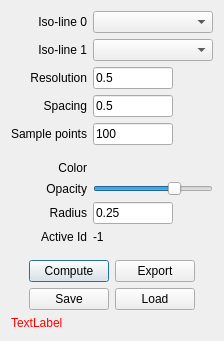
freesurfer/freesurfer, file freeview/DialogLineProfile.ui: the form before one commit.
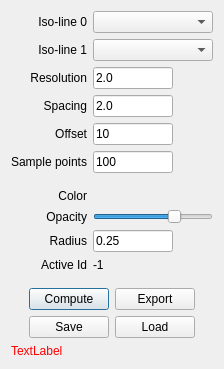
The form after the commit. Custom widgets are drawn as their Qt base class.

Commit message: save mean segment value when exporting line profiles. add offset parameter control for line profile computing

```diff
--- a/freeview/DialogLineProfile.ui
+++ b/freeview/DialogLineProfile.ui
@@ -6,8 +6,8 @@
    <rect>
     <x>0</x>
     <y>0</y>
-    <width>268</width>
-    <height>410</height>
+    <width>276</width>
+    <height>433</height>
    </rect>
   </property>
   <property name="windowTitle">
@@ -38,11 +38,11 @@
         </size>
        </property>
        <property name="text">
-        <string>0.5</string>
+        <string>2.0</string>
        </property>
       </widget>
      </item>
-     <item row="4" column="0">
+     <item row="5" column="0">
       <widget class="QLabel" name="label_2">
        <property name="text">
         <string>Sample points</string>
@@ -52,7 +52,7 @@
        </property>
       </widget>
      </item>
-     <item row="4" column="1">
+     <item row="5" column="1">
       <widget class="QLineEdit" name="lineEditSamplePoints">
        <property name="maximumSize">
         <size>
@@ -98,7 +98,7 @@
      <item row="1" column="1">
       <widget class="QComboBox" name="comboBoxIsoLine2"/>
      </item>
-     <item row="6" column="1">
+     <item row="7" column="1">
       <widget class="QtColorPicker" name="colorPicker" native="true">
        <property name="maximumSize">
         <size>
@@ -108,7 +108,7 @@
        </property>
       </widget>
      </item>
-     <item row="6" column="0">
+     <item row="7" column="0">
       <widget class="QLabel" name="label_5">
        <property name="text">
         <string>Color</string>
@@ -118,7 +118,7 @@
        </property>
       </widget>
      </item>
-     <item row="7" column="0">
+     <item row="8" column="0">
       <widget class="QLabel" name="label_11">
        <property name="text">
         <string>Opacity</string>
@@ -128,7 +128,7 @@
        </property>
       </widget>
      </item>
-     <item row="8" column="0">
+     <item row="9" column="0">
       <widget class="QLabel" name="label_12">
        <property name="text">
         <string>Radius</string>
@@ -138,7 +138,7 @@
        </property>
       </widget>
      </item>
-     <item row="8" column="1">
+     <item row="9" column="1">
       <widget class="QLineEdit" name="lineEditRadius">
        <property name="maximumSize">
         <size>
@@ -151,7 +151,7 @@
        </property>
       </widget>
      </item>
-     <item row="5" column="1">
+     <item row="6" column="1">
       <spacer name="verticalSpacer_2">
        <property name="orientation">
         <enum>Qt::Vertical</enum>
@@ -167,7 +167,7 @@
        </property>
       </spacer>
      </item>
-     <item row="7" column="1">
+     <item row="8" column="1">
       <widget class="QSlider" name="sliderOpacity">
        <property name="maximum">
         <number>100</number>
@@ -180,7 +180,7 @@
        </property>
       </widget>
      </item>
-     <item row="9" column="0">
+     <item row="10" column="0">
       <widget class="QLabel" name="label_13">
        <property name="text">
         <string>Active Id</string>
@@ -190,7 +190,7 @@
        </property>
       </widget>
      </item>
-     <item row="9" column="1">
+     <item row="10" column="1">
       <widget class="QLabel" name="labelActiveId">
        <property name="text">
         <string>-1</string>
@@ -219,7 +219,30 @@
         </size>
        </property>
        <property name="text">
-        <string>0.5</string>
+        <string>2.0</string>
+       </property>
+      </widget>
+     </item>
+     <item row="4" column="0">
+      <widget class="QLabel" name="label_7">
+       <property name="text">
+        <string>Offset</string>
+       </property>
+       <property name="alignment">
+        <set>Qt::AlignRight|Qt::AlignTrailing|Qt::AlignVCenter</set>
+       </property>
+      </widget>
+     </item>
+     <item row="4" column="1">
+      <widget class="QLineEdit" name="lineEditOffset">
+       <property name="maximumSize">
+        <size>
+         <width>80</width>
+         <height>16777215</height>
+        </size>
+       </property>
+       <property name="text">
+        <string>10</string>
        </property>
       </widget>
      </item>
```
Left out of the diff: 4 changed lines with no effect on the pictures. The commit also changes 6 other files.
